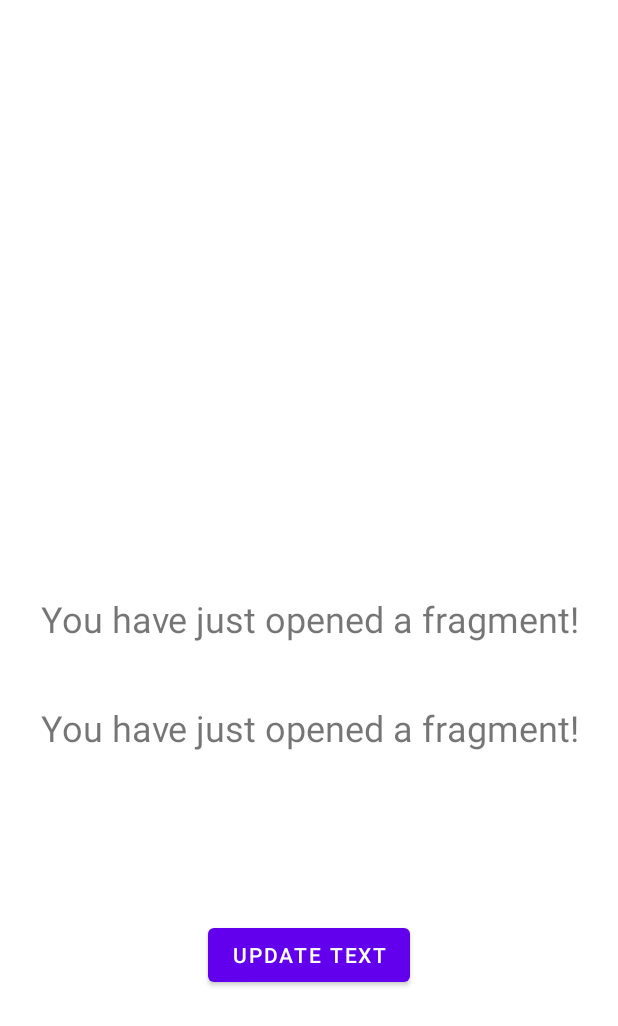
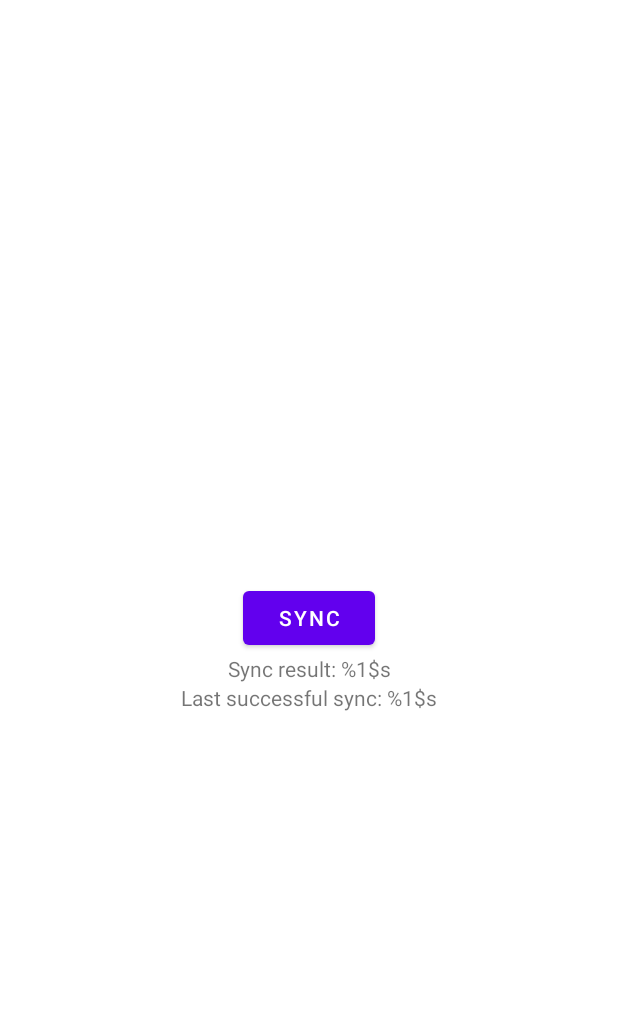
Before and after one commit to nytfury47/SMS_Parser, an Android app: the layout fragment_main.xml on its own in the app's theme, with its tools: preview values and no code run, on a phone screen of 412 x 824 dp. Shown: the top 1026 px of the screen. Run offline under Robolectric (Android 15) with nearby library versions, the phone set to English and light mode, and no system bars.

Commit message:
improve view

```diff
--- a/app/src/main/res/layout/fragment_main.xml
+++ b/app/src/main/res/layout/fragment_main.xml
@@ -5,38 +5,33 @@
     android:layout_width="match_parent"
     android:layout_height="match_parent">
 
-    <TextView
-        android:id="@+id/fragmentTextView"
+    <Button
+        android:id="@+id/fragmentSyncButton"
         android:layout_width="wrap_content"
         android:layout_height="wrap_content"
-        android:padding="20dp"
-        android:text="You have just opened a fragment!"
-        android:textAlignment="center"
-        android:textSize="24sp"
+        android:text="@string/sync_button_text"
         app:layout_constraintBottom_toBottomOf="parent"
         app:layout_constraintEnd_toEndOf="parent"
         app:layout_constraintStart_toStartOf="parent"
         app:layout_constraintTop_toTopOf="parent" />
 
     <TextView
-        android:id="@+id/fragmentTextView2"
+        android:id="@+id/fragmentSyncResultTextView"
         android:layout_width="wrap_content"
         android:layout_height="wrap_content"
-        android:padding="20dp"
-        android:text="You have just opened a fragment!"
+        android:text="@string/sync_result_text_view"
         android:textAlignment="center"
-        android:textSize="24sp"
         app:layout_constraintEnd_toEndOf="parent"
         app:layout_constraintStart_toStartOf="parent"
-        app:layout_constraintTop_toBottomOf="@+id/fragmentTextView" />
+        app:layout_constraintTop_toBottomOf="@+id/fragmentSyncButton" />
 
-    <Button
-        android:id="@+id/fragmentButton"
+    <TextView
+        android:id="@+id/fragmentLastSyncTextView"
         android:layout_width="wrap_content"
         android:layout_height="wrap_content"
-        android:text="Update text"
-        app:layout_constraintBottom_toBottomOf="parent"
+        android:text="@string/last_successful_sync_text_view"
+        android:textAlignment="center"
         app:layout_constraintEnd_toEndOf="parent"
         app:layout_constraintStart_toStartOf="parent"
-        app:layout_constraintTop_toBottomOf="@+id/fragmentTextView" />
+        app:layout_constraintTop_toBottomOf="@+id/fragmentSyncResultTextView" />
 </androidx.constraintlayout.widget.ConstraintLayout>
--- a/app/src/main/res/values/strings.xml
+++ b/app/src/main/res/values/strings.xml
@@ -1,3 +1,6 @@
 <resources>
     <string name="app_name">SMS Parser</string>
+    <string name="sync_button_text">Sync</string>
+    <string name="sync_result_text_view">Sync result: %1$s</string>
+    <string name="last_successful_sync_text_view">Last successful sync: %1$s</string>
 </resources>
```
Also changed, not shown: app/src/main/java/com/tan/smsparser/util/Utility.kt (added, +10 -0 lines), app/src/main/java/com/tan/smsparser/view/MainFragment.kt (+18 -6 lines).
